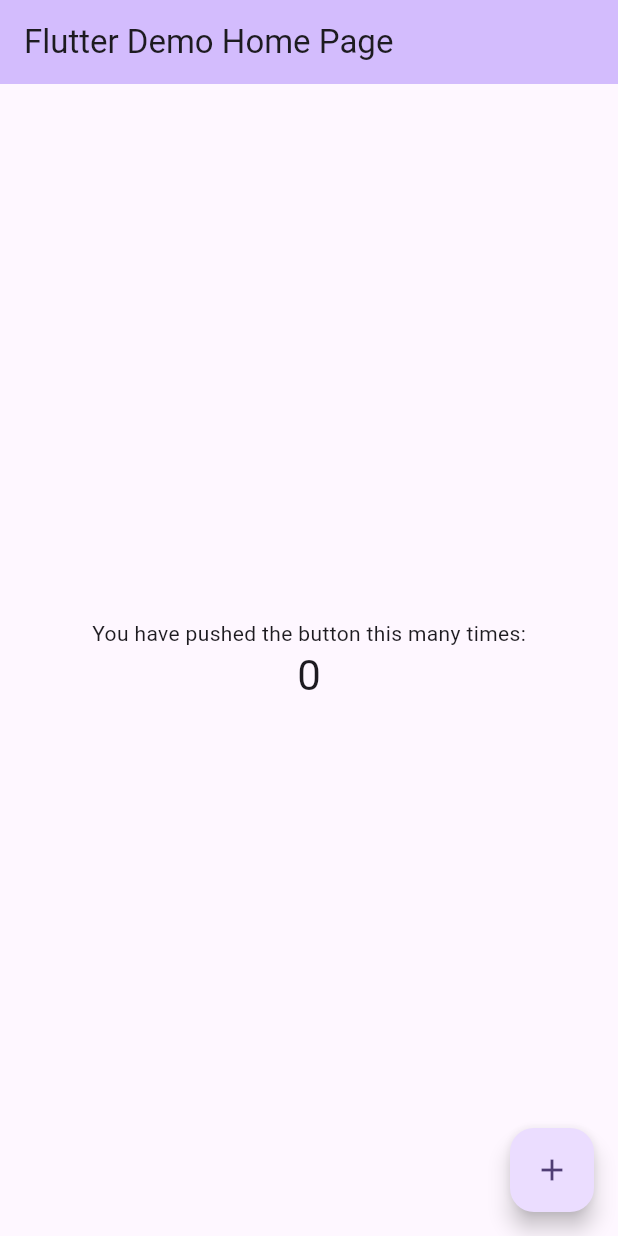
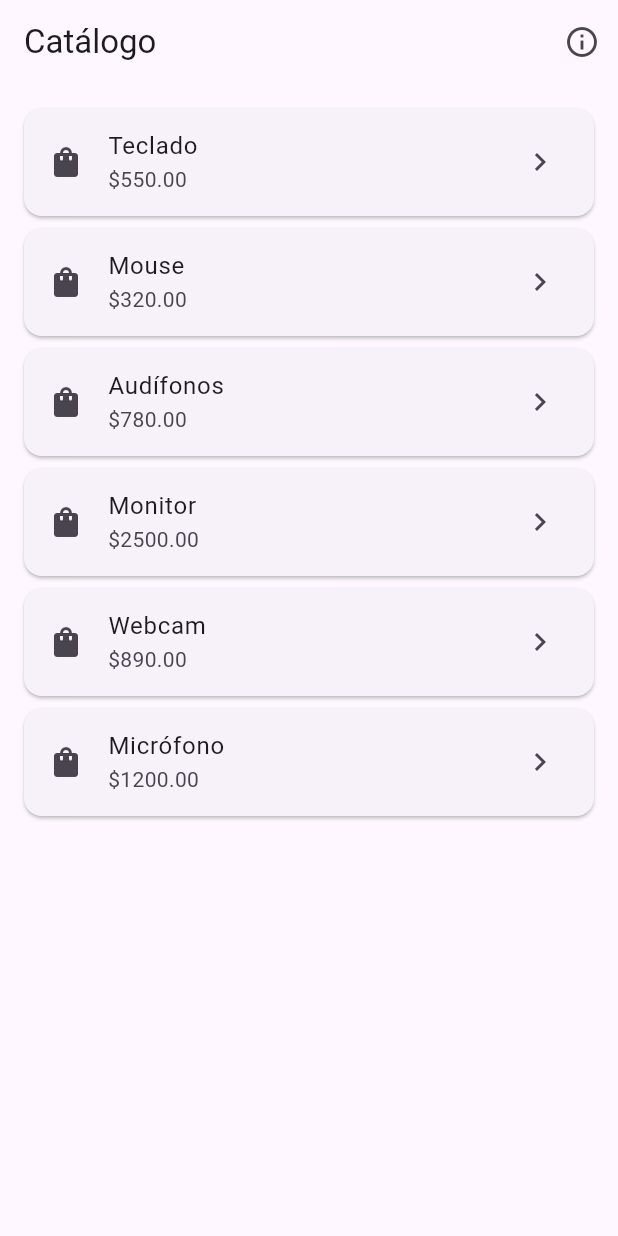
Before and after one commit to FernandoJesus9033/practica_04_navegacion, a Flutter app: the screen it shows after launch, on a phone screen of 412 x 824 dp. Run offline on Flutter 3.47's test engine with Material 3 defaults, Android fonts, the light colour scheme and no system bars.

Commit message:
feat: ejemplo guiado practica 04

```diff
--- a/lib/main.dart
+++ b/lib/main.dart
@@ -1,122 +1,15 @@
 import 'package:flutter/material.dart';
+import 'screens/inicio_page.dart';
 
-void main() {
-  runApp(const MyApp());
-}
+void main() => runApp(const App());
 
-class MyApp extends StatelessWidget {
-  const MyApp({super.key});
-
-  // This widget is the root of your application.
-  @override
-  Widget build(BuildContext context) {
-    return MaterialApp(
-      title: 'Flutter Demo',
-      theme: ThemeData(
-        // This is the theme of your application.
-        //
-        // TRY THIS: Try running your application with "flutter run". You'll see
-        // the application has a purple toolbar. Then, without quitting the app,
-        // try changing the seedColor in the colorScheme below to Colors.green
-        // and then invoke "hot reload" (save your changes or press the "hot
-        // reload" button in a Flutter-supported IDE, or press "r" if you used
-        // the command line to start the app).
-        //
-        // Notice that the counter didn't reset back to zero; the application
-        // state is not lost during the reload. To reset the state, use hot
-        // restart instead.
-        //
-        // This works for code too, not just values: Most code changes can be
-        // tested with just a hot reload.
-        colorScheme: .fromSeed(seedColor: Colors.deepPurple),
-      ),
-      home: const MyHomePage(title: 'Flutter Demo Home Page'),
-    );
-  }
-}
-
-class MyHomePage extends StatefulWidget {
-  const MyHomePage({super.key, required this.title});
-
-  // This widget is the home page of your application. It is stateful, meaning
-  // that it has a State object (defined below) that contains fields that affect
-  // how it looks.
-
-  // This class is the configuration for the state. It holds the values (in this
-  // case the title) provided by the parent (in this case the App widget) and
-  // used by the build method of the State. Fields in a Widget subclass are
-  // always marked "final".
-
-  final String title;
+class App extends StatelessWidget {
+  const App({super.key});
 
   @override
-  State<MyHomePage> createState() => _MyHomePageState();
+  Widget build(BuildContext context) => MaterialApp(
+        debugShowCheckedModeBanner: false,
+        theme: ThemeData(useMaterial3: true),
+        home: const InicioPage(),
+      );
 }
-
-class _MyHomePageState extends State<MyHomePage> {
-  int _counter = 0;
-
-  void _incrementCounter() {
-    setState(() {
-      // This call to setState tells the Flutter framework that something has
-      // changed in this State, which causes it to rerun the build method below
-      // so that the display can reflect the updated values. If we changed
-      // _counter without calling setState(), then the build method would not be
-      // called again, and so nothing would appear to happen.
-      _counter++;
-    });
-  }
-
-  @override
-  Widget build(BuildContext context) {
-    // This method is rerun every time setState is called, for instance as done
-    // by the _incrementCounter method above.
-    //
-    // The Flutter framework has been optimized to make rerunning build methods
-    // fast, so that you can just rebuild anything that needs updating rather
-    // than having to individually change instances of widgets.
-    return Scaffold(
-      appBar: AppBar(
-        // TRY THIS: Try changing the color here to a specific color (to
-        // Colors.amber, perhaps?) and trigger a hot reload to see the AppBar
-        // change color while the other colors stay the same.
-        backgroundColor: Theme.of(context).colorScheme.inversePrimary,
-        // Here we take the value from the MyHomePage object that was created by
-        // the App.build method, and use it to set our appbar title.
-        title: Text(widget.title),
-      ),
-      body: Center(
-        // Center is a layout widget. It takes a single child and positions it
-        // in the middle of the parent.
-        child: Column(
-          // Column is also a layout widget. It takes a list of children and
-          // arranges them vertically. By default, it sizes itself to fit its
-          // children horizontally, and tries to be as tall as its parent.
-          //
-          // Column has various properties to control how it sizes itself and
-          // how it positions its children. Here we use mainAxisAlignment to
-          // center the children vertically; the main axis here is the vertical
-          // axis because Columns are vertical (the cross axis would be
-          // horizontal).
-          //
-          // TRY THIS: Invoke "debug painting" (choose the "Toggle Debug Paint"
-          // action in the IDE, or press "p" in the console), to see the
-          // wireframe for each widget.
-          mainAxisAlignment: .center,
-          children: [
-            const Text('You have pushed the button this many times:'),
-            Text(
-              '$_counter',
-              style: Theme.of(context).textTheme.headlineMedium,
-            ),
-          ],
-        ),
-      ),
-      floatingActionButton: FloatingActionButton(
-        onPressed: _incrementCounter,
-        tooltip: 'Increment',
-        child: const Icon(Icons.add),
-      ),
-    );
-  }
-}
--- /dev/null
+++ b/lib/models/producto.dart
@@ -0,0 +1,11 @@
+class Producto {
+  final String nombre;
+  final double precio;
+  final String descripcion;
+
+  const Producto({
+    required this.nombre,
+    required this.precio,
+    required this.descripcion,
+  });
+}
--- /dev/null
+++ b/lib/screens/inicio_page.dart
@@ -0,0 +1,76 @@
+import 'package:flutter/material.dart';
+import '../models/producto.dart';
+import '../widgets/producto_card.dart';
+import 'detalle_page.dart';
+import 'acerca_page.dart';
+
+class InicioPage extends StatelessWidget {
+  const InicioPage({super.key});
+
+  static const productos = [
+    Producto(
+      nombre: 'Teclado',
+      precio: 550,
+      descripcion: 'Teclado para computadora',
+    ),
+    Producto(
+      nombre: 'Mouse',
+      precio: 320,
+      descripcion: 'Mouse óptico',
+    ),
+    Producto(
+      nombre: 'Audífonos',
+      precio: 780,
+      descripcion: 'Audífonos inalámbricos',
+    ),
+    Producto(
+      nombre: 'Monitor',
+      precio: 2500,
+      descripcion: 'Monitor LED 24 pulgadas',
+    ),
+    Producto(
+      nombre: 'Webcam',
+      precio: 890,
+      descripcion: 'Cámara web HD',
+    ),
+    Producto(
+      nombre: 'Micrófono',
+      precio: 1200,
+      descripcion: 'Micrófono condensador',
+    ),
+  ];
+
+  @override
+  Widget build(BuildContext context) => Scaffold(
+        appBar: AppBar(
+          title: const Text('Catálogo'),
+          actions: [
+            IconButton(
+              icon: const Icon(Icons.info_outline),
+              onPressed: () => Navigator.push(
+                context,
+                MaterialPageRoute(
+                  builder: (_) => const AcercaPage(),
+                ),
+              ),
+            ),
+          ],
+        ),
+        body: ListView(
+          padding: const EdgeInsets.all(12),
+          children: productos
+              .map(
+                (p) => ProductoCard(
+                  producto: p,
+                  onTap: () => Navigator.push(
+                    context,
+                    MaterialPageRoute(
+                      builder: (_) => DetallePage(producto: p),
+                    ),
+                  ),
+                ),
+              )
+              .toList(),
+        ),
+      );
+}
--- /dev/null
+++ b/lib/widgets/producto_card.dart
@@ -0,0 +1,24 @@
+import 'package:flutter/material.dart';
+import '../models/producto.dart';
+
+class ProductoCard extends StatelessWidget {
+  final Producto producto;
+  final VoidCallback onTap;
+
+  const ProductoCard({
+    super.key,
+    required this.producto,
+    required this.onTap,
+  });
+
+  @override
+  Widget build(BuildContext context) => Card(
+        child: ListTile(
+          leading: const Icon(Icons.shopping_bag),
+          title: Text(producto.nombre),
+          subtitle: Text('\$${producto.precio.toStringAsFixed(2)}'),
+          trailing: const Icon(Icons.chevron_right),
+          onTap: onTap,
+        ),
+      );
+}
```
Also changed, not shown: lib/screens/acerca_page.dart (added, +31 -0 lines), lib/screens/detalle_page.dart (added, +34 -0 lines).
